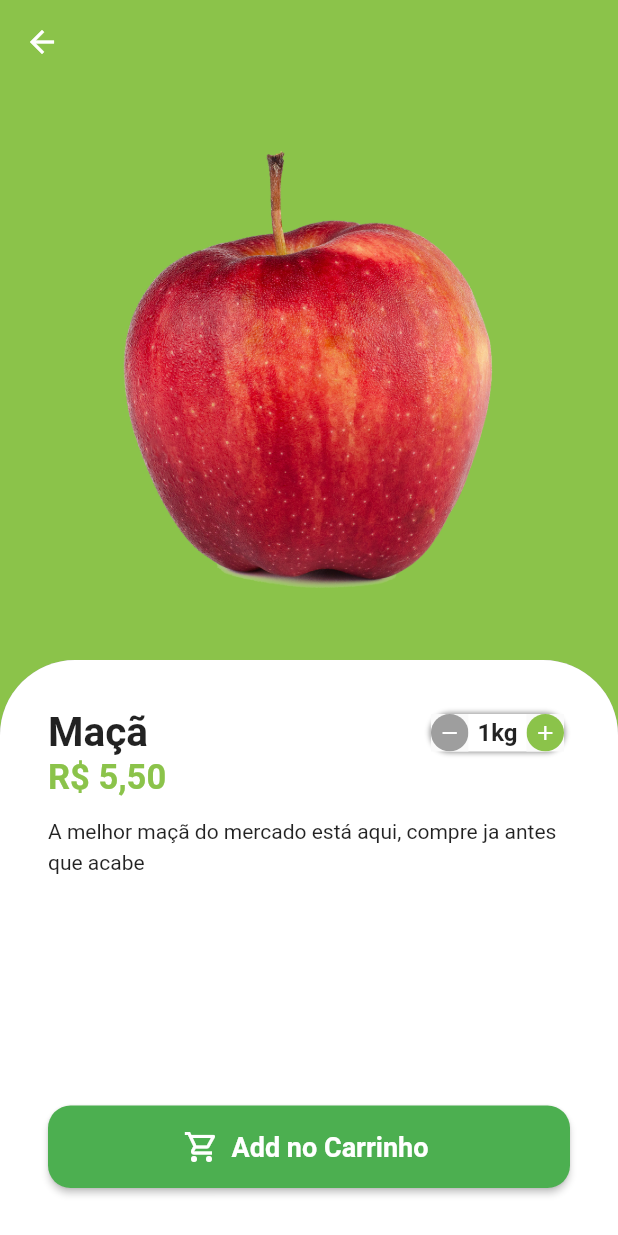
After one commit to RodolfoBenevides/GreenGrocer, a Flutter app: the HomeTab screen opened directly, after a tap on "Maçã", on a phone screen of 412 x 824 dp. The commit adds this screen. Run offline on Flutter 3.47's test engine with Material 2 defaults, Android fonts, the phone set to English and light mode, and no system bars; our stand-ins replace animated_text_kit, badges, mask_text_input_formatter.

Commit message:
add widgets

```diff
--- a/lib/src/config/app_data.dart
+++ b/lib/src/config/app_data.dart
@@ -29,7 +29,7 @@ ItemModel kiwi = ItemModel(
   imgUrl: "assets/fruits/kiwi.png",
   itemName: "Kiwi",
   price: 15.4,
-  unit: "kg",
+  unit: "un",
   description: "A melhor kiwi do mercado está aqui, compre ja antes que acabe",
 );
 
--- a/lib/src/pages/home/components/item_tille.dart
+++ b/lib/src/pages/home/components/item_tille.dart
@@ -1,6 +1,7 @@
 import 'package:flutter/material.dart';
 import 'package:greengrocer/src/config/custom_colors.dart';
 import 'package:greengrocer/src/models/item_model.dart';
+import 'package:greengrocer/src/pages/product/product_screen.dart';
 import 'package:greengrocer/src/services/utils_services.dart';
 
 class ItemTile extends StatelessWidget {
@@ -14,7 +15,15 @@ class ItemTile extends StatelessWidget {
   Widget build(BuildContext context) {
     return Stack(
       children: [
-        Card(
+        GestureDetector(
+          onTap: () {
+            Navigator.of(context).push(MaterialPageRoute(builder: (c) {
+              return ProductScreen(
+                item: item,
+              );
+            }));
+          },
+          child: Card(
             elevation: 3,
             shadowColor: Colors.grey,
             shape: RoundedRectangleBorder(
@@ -27,7 +36,10 @@ class ItemTile extends StatelessWidget {
                 children: [
                   //img
                   Expanded(
+                    child: Hero(
+                      tag: item.imgUrl,
                       child: Image.asset(item.imgUrl),
+                    ),
                   ),
                   //nome
                   Text(
@@ -63,6 +75,7 @@ class ItemTile extends StatelessWidget {
               ),
             ),
           ),
+        ),
         Positioned(
           top: 4,
           right: 4,
--- /dev/null
+++ b/lib/src/pages/product/product_screen.dart
@@ -0,0 +1,124 @@
+import 'package:flutter/material.dart';
+import 'package:greengrocer/src/config/custom_colors.dart';
+import 'package:greengrocer/src/models/item_model.dart';
+import 'package:greengrocer/src/services/quantity_widget.dart';
+import 'package:greengrocer/src/services/utils_services.dart';
+
+class ProductScreen extends StatefulWidget {
+  const ProductScreen({
+    Key? key,
+    required this.item,
+  }) : super(key: key);
+
+  final ItemModel item;
+
+  @override
+  State<ProductScreen> createState() => _ProductScreenState();
+}
+
+class _ProductScreenState extends State<ProductScreen> {
+  final UtilServices utilServices = UtilServices();
+
+  int cartItemQuantity = 1;
+
+  @override
+  Widget build(BuildContext context) {
+    return Scaffold(
+      backgroundColor: CustomColors.customSwatchColor,
+      appBar: AppBar(
+        backgroundColor: Colors.transparent,
+        elevation: 0,
+      ),
+      body: Column(
+        children: [
+          Expanded(
+            child: Hero(
+              tag: widget.item.imgUrl,
+              child: Image.asset(
+                widget.item.imgUrl,
+              ),
+            ),
+          ),
+          Expanded(
+            child: Container(
+              padding: const EdgeInsets.all(32),
+              decoration: const BoxDecoration(
+                  color: Colors.white,
+                  borderRadius: BorderRadius.vertical(
+                    top: Radius.circular(50),
+                  ),
+                  boxShadow: [
+                    BoxShadow(color: Colors.grey),
+                  ]),
+              child: Column(
+                crossAxisAlignment: CrossAxisAlignment.stretch,
+                children: [
+                  Row(
+                    children: [
+                      Expanded(
+                        child: Text(
+                          widget.item.itemName,
+                          maxLines: 2,
+                          overflow: TextOverflow.ellipsis,
+                          style: const TextStyle(
+                              fontSize: 27, fontWeight: FontWeight.bold),
+                        ),
+                      ),
+                      Quantitywidget(
+                        suffixText: widget.item.unit,
+                        result: (quantity) {
+                          setState(() {
+                            cartItemQuantity = quantity;
+                          });
+                        },
+                        value: cartItemQuantity,
+                      ),
+                    ],
+                  ),
+                  Text(
+                    utilServices.priceToCurrency(widget.item.price),
+                    style: TextStyle(
+                        fontSize: 23,
+                        fontWeight: FontWeight.bold,
+                        color: CustomColors.customSwatchColor),
+                  ),
+                  Expanded(
+                    child: Padding(
+                      padding: const EdgeInsets.symmetric(vertical: 10),
+                      child: SingleChildScrollView(
+                        child: Text(
+                          widget.item.description,
+                          style: const TextStyle(height: 1.5),
+                        ),
+                      ),
+                    ),
+                  ),
+                  SizedBox(
+                    height: 55,
+                    child: ElevatedButton.icon(
+                      style: ElevatedButton.styleFrom(
+                        shape: RoundedRectangleBorder(
+                          borderRadius: BorderRadius.circular(15),
+                        ),
+                      ),
+                      onPressed: () {},
+                      label: const Text(
+                        "Add no Carrinho",
+                        style: TextStyle(
+                            fontWeight: FontWeight.bold, fontSize: 18),
+                      ),
+                      icon: const Icon(
+                        Icons.shopping_cart_outlined,
+                        color: Colors.white,
+                      ),
+                    ),
+                  )
+                ],
+              ),
+            ),
+          ),
+        ],
+      ),
+    );
+  }
+}
--- /dev/null
+++ b/lib/src/services/quantity_widget.dart
@@ -0,0 +1,104 @@
+import 'package:flutter/material.dart';
+import 'package:greengrocer/src/config/custom_colors.dart';
+
+class Quantitywidget extends StatelessWidget {
+  final int value;
+  final String suffixText;
+  final Function(int quantity) result;
+
+  const Quantitywidget({
+    super.key,
+    required this.result,
+    required this.suffixText,
+    required this.value,
+  });
+
+  @override
+  Widget build(BuildContext context) {
+    return Padding(
+      padding: const EdgeInsets.all(4),
+      child: Container(
+        decoration: BoxDecoration(
+          color: Colors.white,
+          borderRadius: BorderRadius.circular(50),
+          boxShadow: const [
+            BoxShadow(
+              color: Colors.grey,
+              spreadRadius: 1,
+              blurRadius: 2,
+            ),
+          ],
+        ),
+        child: Row(
+          children: [
+            _QuantityWidget(
+              icon: Icons.remove,
+              onPressed: () {
+                if (value == 1) return;
+                int resultCount = value - 1;
+
+                result(resultCount);
+              },
+              color: Colors.grey,
+            ),
+            Padding(
+              padding: const EdgeInsets.symmetric(horizontal: 6),
+              child: Text(
+                '$value$suffixText',
+                style: const TextStyle(
+                  fontWeight: FontWeight.bold,
+                  fontSize: 16,
+                ),
+              ),
+            ),
+            _QuantityWidget(
+              icon: Icons.add,
+              onPressed: () {
+                int resultCount = value + 1;
+
+                result(resultCount);
+              },
+              color: CustomColors.customSwatchColor,
+            ),
+          ],
+        ),
+      ),
+    );
+  }
+}
+
+class _QuantityWidget extends StatelessWidget {
+  final Color color;
+  final IconData icon;
+  final VoidCallback onPressed;
+
+  const _QuantityWidget({
+    Key? key,
+    required this.color,
+    required this.icon,
+    required this.onPressed,
+  }) : super(key: key);
+
+  @override
+  Widget build(BuildContext context) {
+    return Material(
+      child: InkWell(
+        borderRadius: BorderRadius.circular(25),
+        onTap: onPressed,
+        child: Ink(
+          height: 25,
+          width: 25,
+          decoration: BoxDecoration(
+            color: color,
+            shape: BoxShape.circle,
+          ),
+          child: Icon(
+            icon,
+            color: Colors.white,
+            size: 16,
+          ),
+        ),
+      ),
+    );
+  }
+}
```
Lines whose indentation alone changed are shown as unchanged.
